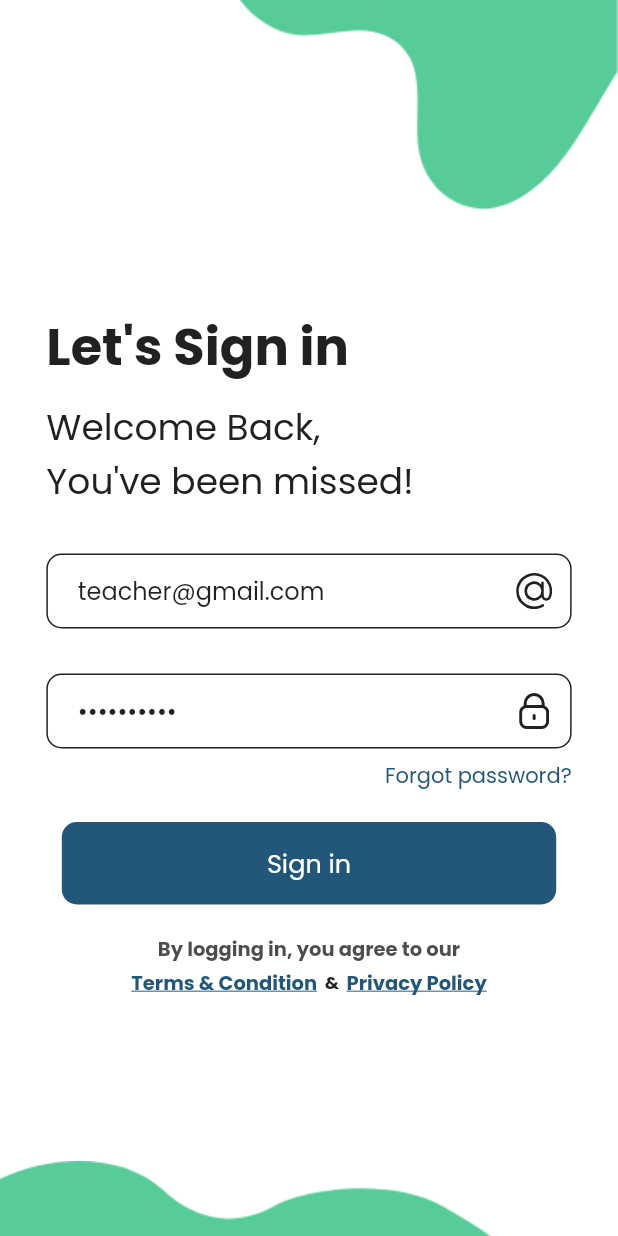
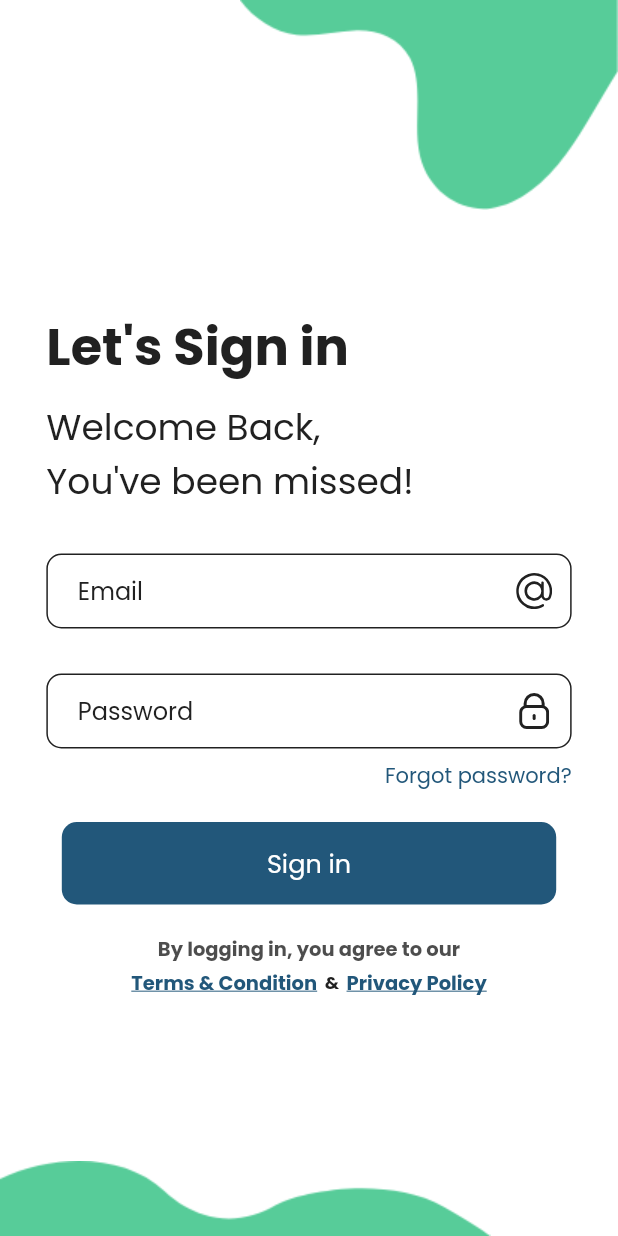
Before and after one commit to devalenya1/KAYAN_TEACHER_APP, a Flutter app: the LoginScreen screen opened by its route, on a phone screen of 412 x 824 dp. Run offline on Flutter 3.47's test engine with Material 2 defaults, Android fonts, the phone set to English and light mode, and no system bars; our stand-ins replace bloc, cached_network_image, connectivity_plus, dio, dotted_border, file_picker and 16 more; missing offline and left inert: external_path; accounts and stored records are empty; network calls fail; project files that could hold a hidden picture were left out.

Commit message:
Update loginScreen.dart

```diff
--- a/lib/ui/screens/login/loginScreen.dart
+++ b/lib/ui/screens/login/loginScreen.dart
@@ -47,10 +47,10 @@ class _LoginScreenState extends State<LoginScreen>
   bool _hidePassword = true;
 
   final TextEditingController _emailTextEditingController =
-      TextEditingController(text: "teacher@gmail.com"); //DEFAULT EMAIL
+      TextEditingController(text: ""); //DEFAULT EMAIL
 
   final TextEditingController _passwordTextEditingController =
-      TextEditingController(text: "teacher123"); //DEFAULT PASSWORD
+      TextEditingController(text: ""); //DEFAULT PASSWORD
 
   @override
   void initState() {
```
